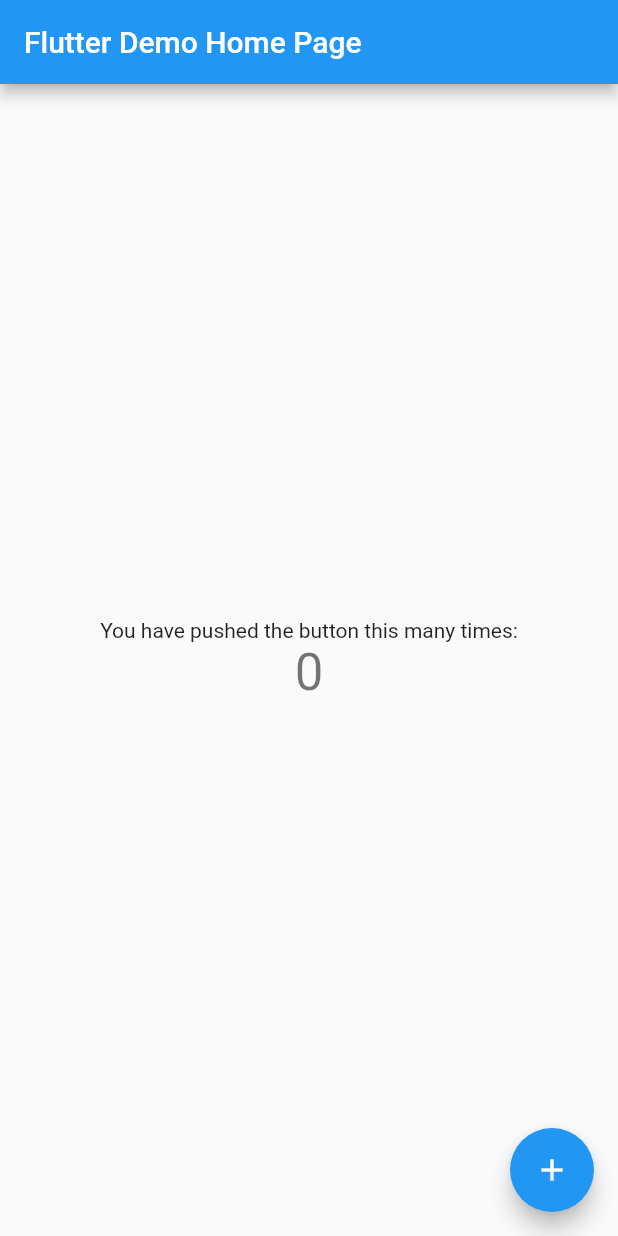
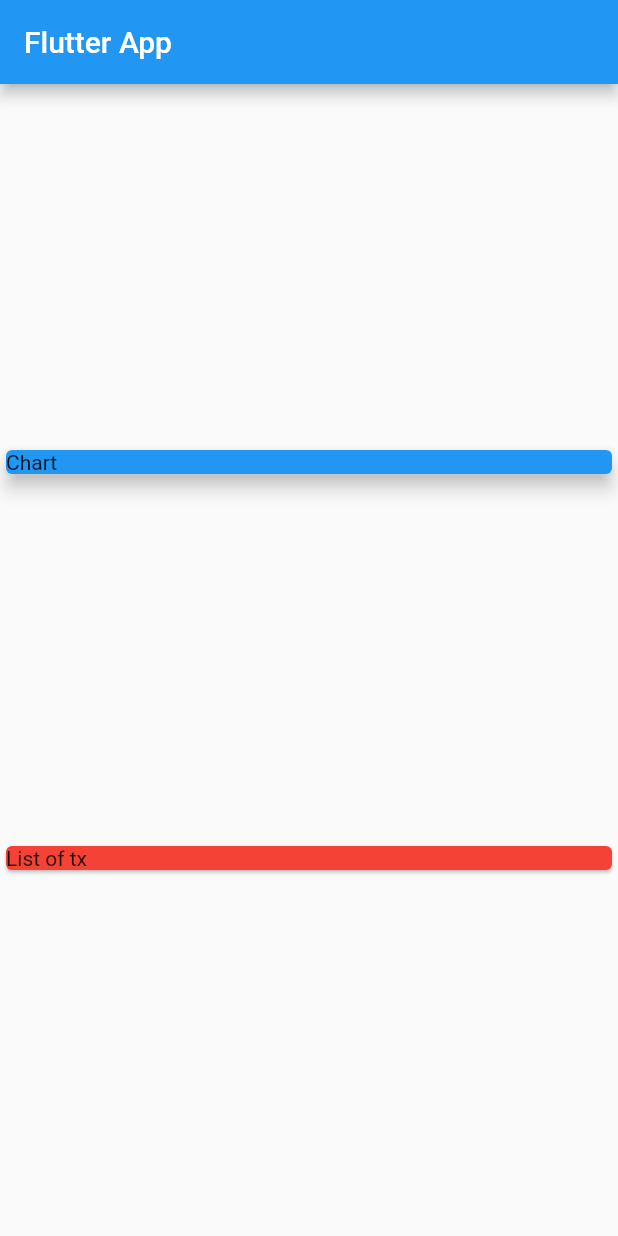
Before and after one commit to matheuslcandido/personal-expenses, a Flutter app: the screen it shows after launch, on a phone screen of 412 x 824 dp. Run offline on Flutter 3.47's test engine with Material 2 defaults, Android fonts, the phone set to English and light mode, and no system bars.

Commit message:
cleaning the main.dart and changing him to a stateLess component and adding the Transaction

```diff
--- a/lib/main.dart
+++ b/lib/main.dart
@@ -1,111 +1,58 @@
 import 'package:flutter/material.dart';
+import './transaction.dart';
 
 void main() => runApp(MyApp());
 
 class MyApp extends StatelessWidget {
-  // This widget is the root of your application.
   @override
   Widget build(BuildContext context) {
     return MaterialApp(
-      title: 'Flutter Demo',
-      theme: ThemeData(
-        // This is the theme of your application.
-        //
-        // Try running your application with "flutter run". You'll see the
-        // application has a blue toolbar. Then, without quitting the app, try
-        // changing the primarySwatch below to Colors.green and then invoke
-        // "hot reload" (press "r" in the console where you ran "flutter run",
-        // or simply save your changes to "hot reload" in a Flutter IDE).
-        // Notice that the counter didn't reset back to zero; the application
-        // is not restarted.
-        primarySwatch: Colors.blue,
-      ),
-      home: MyHomePage(title: 'Flutter Demo Home Page'),
+      title: 'Flutter App',
+      home: MyHomePage(),
     );
   }
 }
 
-class MyHomePage extends StatefulWidget {
-  MyHomePage({Key key, this.title}) : super(key: key);
-
-  // This widget is the home page of your application. It is stateful, meaning
-  // that it has a State object (defined below) that contains fields that affect
-  // how it looks.
-
-  // This class is the configuration for the state. It holds the values (in this
-  // case the title) provided by the parent (in this case the App widget) and
-  // used by the build method of the State. Fields in a Widget subclass are
-  // always marked "final".
-
-  final String title;
-
-  @override
-  _MyHomePageState createState() => _MyHomePageState();
-}
-
-class _MyHomePageState extends State<MyHomePage> {
-  int _counter = 0;
-
-  void _incrementCounter() {
-    setState(() {
-      // This call to setState tells the Flutter framework that something has
-      // changed in this State, which causes it to rerun the build method below
-      // so that the display can reflect the updated values. If we changed
-      // _counter without calling setState(), then the build method would not be
-      // called again, and so nothing would appear to happen.
-      _counter++;
-    });
-  }
+class MyHomePage extends StatelessWidget {
+  final List<Transaction> transactions = [
+    Transaction(
+      id: 't1',
+      title: 'New Shoes',
+      amount: 69.99,
+      date: DateTime.now(),
+    ),
+    Transaction(
+      id: 't2',
+      title: 'Weekly Groceries',
+      amount: 16.53,
+      date: DateTime.now(),
+    ),
+  ];
 
   @override
   Widget build(BuildContext context) {
-    // This method is rerun every time setState is called, for instance as done
-    // by the _incrementCounter method above.
-    //
-    // The Flutter framework has been optimized to make rerunning build methods
-    // fast, so that you can just rebuild anything that needs updating rather
-    // than having to individually change instances of widgets.
     return Scaffold(
       appBar: AppBar(
-        // Here we take the value from the MyHomePage object that was created by
-        // the App.build method, and use it to set our appbar title.
-        title: Text(widget.title),
+        title: Text('Flutter App'),
       ),
-      body: Center(
-        // Center is a layout widget. It takes a single child and positions it
-        // in the middle of the parent.
-        child: Column(
-          // Column is also a layout widget. It takes a list of children and
-          // arranges them vertically. By default, it sizes itself to fit its
-          // children horizontally, and tries to be as tall as its parent.
-          //
-          // Invoke "debug painting" (press "p" in the console, choose the
-          // "Toggle Debug Paint" action from the Flutter Inspector in Android
-          // Studio, or the "Toggle Debug Paint" command in Visual Studio Code)
-          // to see the wireframe for each widget.
-          //
-          // Column has various properties to control how it sizes itself and
-          // how it positions its children. Here we use mainAxisAlignment to
-          // center the children vertically; the main axis here is the vertical
-          // axis because Columns are vertical (the cross axis would be
-          // horizontal).
-          mainAxisAlignment: MainAxisAlignment.center,
-          children: <Widget>[
-            Text(
-              'You have pushed the button this many times:',
+      body: Column(
+        mainAxisAlignment: MainAxisAlignment.spaceEvenly,
+        crossAxisAlignment: CrossAxisAlignment.stretch,
+        children: <Widget>[
+          Container(
+            width: double.infinity,
+            child: Card(
+              color: Colors.blue,
+              child: Text('Chart'),
+              elevation: 5,
             ),
-            Text(
-              '$_counter',
-              style: Theme.of(context).textTheme.display1,
-            ),
-          ],
-        ),
+          ),
+          Card(
+            color: Colors.red,
+            child: Text('List of tx'),
+          )
+        ],
       ),
-      floatingActionButton: FloatingActionButton(
-        onPressed: _incrementCounter,
-        tooltip: 'Increment',
-        child: Icon(Icons.add),
-      ), // This trailing comma makes auto-formatting nicer for build methods.
     );
   }
 }
--- /dev/null
+++ b/lib/transaction.dart
@@ -0,0 +1,15 @@
+import 'package:flutter/foundation.dart';
+
+class Transaction {
+  final String id;
+  final String title;
+  final double amount;
+  final DateTime date;
+
+  Transaction({
+    @required this.id,
+    @required this.title,
+    @required this.amount,
+    @required this.date,
+  });
+}
```
